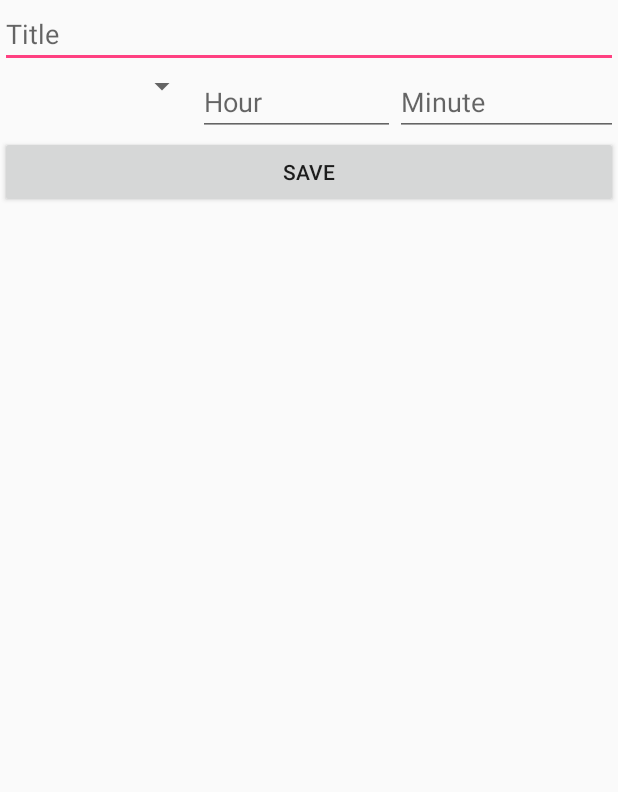
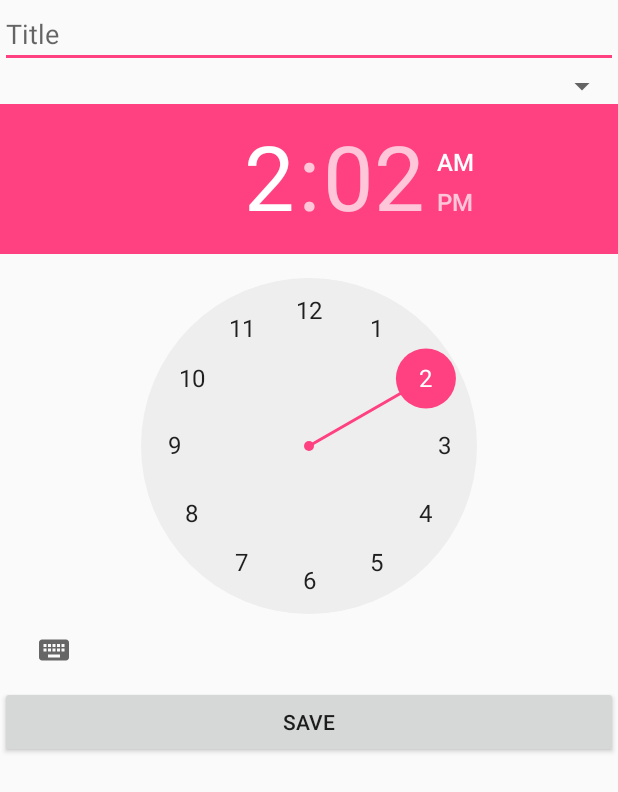
Before and after one commit to at-android/2016-k2-intern, an Android app: the layout dialog_add_new_alarm.xml on its own in the app's theme, with its tools: preview values and no code run, on a phone screen of 412 x 824 dp. Shown: the top 792 px of the screen. Run offline under Robolectric (Android 15) with nearby library versions, the phone set to English and light mode, and no system bars.

Commit message:
comit_local_2

```diff
--- a/app/src/main/AndroidManifest.xml
+++ b/app/src/main/AndroidManifest.xml
@@ -13,7 +13,7 @@
         android:label="@string/app_name"
         android:supportsRtl="true"
         android:theme="@style/AppTheme">
-        <activity android:name=".MainActivity">
+        <activity android:name=".Activities.MainActivity">
             <intent-filter>
                 <action android:name="android.intent.action.MAIN" />
 
@@ -22,11 +22,11 @@
         </activity>
 
         <service
-            android:name=".AlarmClockService"
+            android:name=".Service.AlarmClockService"
             android:enabled="true"
             android:exported="true" />
         <service
-            android:name=".NotifiService"
+            android:name=".Service.NotifiService"
             android:enabled="true"
             android:exported="true" />
 
--- a/app/src/main/java/vn/asiantech/training/DatabaseHandler.java
+++ b/app/src/main/java/vn/asiantech/training/Database/DatabaseHandler.java
@@ -1,4 +1,4 @@
-package vn.asiantech.training;
+package vn.asiantech.training.Database;
 
 import android.content.ContentValues;
 import android.content.Context;
--- a/app/src/main/java/vn/asiantech/training/AlarmObj.java
+++ b/app/src/main/java/vn/asiantech/training/Object/AlarmObj.java
@@ -1,4 +1,4 @@
-package vn.asiantech.training;
+package vn.asiantech.training.Object;
 
 import java.io.Serializable;
 
--- a/app/src/main/java/vn/asiantech/training/NotifiService.java
+++ b/app/src/main/java/vn/asiantech/training/Service/NotifiService.java
@@ -1,4 +1,4 @@
-package vn.asiantech.training;
+package vn.asiantech.training.Service;
 
 import android.app.Notification;
 import android.app.PendingIntent;
@@ -7,6 +7,8 @@ import android.content.Intent;
 import android.os.Build;
 import android.os.IBinder;
 import android.support.annotation.Nullable;
+
+import vn.asiantech.training.R;
 
 public class NotifiService extends Service {
 
--- a/app/src/main/res/layout/activity_main.xml
+++ b/app/src/main/res/layout/activity_main.xml
@@ -5,7 +5,7 @@
     android:layout_width="match_parent"
     android:layout_height="match_parent"
     android:background="@android:color/black"
-    tools:context="vn.asiantech.training.MainActivity">
+    tools:context="vn.asiantech.training.Activities.MainActivity">
 
     <TextView
         android:id="@+id/title_app"
--- a/app/src/main/res/layout/dialog_add_new_alarm.xml
+++ b/app/src/main/res/layout/dialog_add_new_alarm.xml
@@ -21,23 +21,12 @@
             android:layout_height="wrap_content"
             android:layout_weight="1"></Spinner>
 
-        <EditText
-            android:id="@+id/etHour"
-            android:layout_width="wrap_content"
-            android:layout_height="wrap_content"
-            android:layout_weight="1"
-            android:hint="@string/hour_txt"
-            android:inputType="number" />
-
-        <EditText
-            android:id="@+id/etMinute"
-            android:layout_width="wrap_content"
-            android:layout_height="wrap_content"
-            android:layout_weight="1"
-            android:hint="@string/minute_txt"
-            android:inputType="number" />
     </LinearLayout>
 
+    <TimePicker
+        android:id="@+id/tp_time"
+        android:layout_width="match_parent"
+        android:layout_height="wrap_content" />
     <Button
         android:id="@+id/btn_save"
         android:layout_width="match_parent"
```
Also changed, not shown: app/src/main/java/vn/asiantech/training/Activities/MainActivity.java (renamed from app/src/main/java/vn/asiantech/training/MainActivity.java, +33 -20 lines), app/src/main/java/vn/asiantech/training/Adapter/AlarmAdapter.java (renamed from app/src/main/java/vn/asiantech/training/RecycleViewCustom.java, +20 -6 lines), app/src/main/java/vn/asiantech/training/Service/AlarmClockService.java (renamed from app/src/main/java/vn/asiantech/training/AlarmClockService.java, +14 -16 lines).
